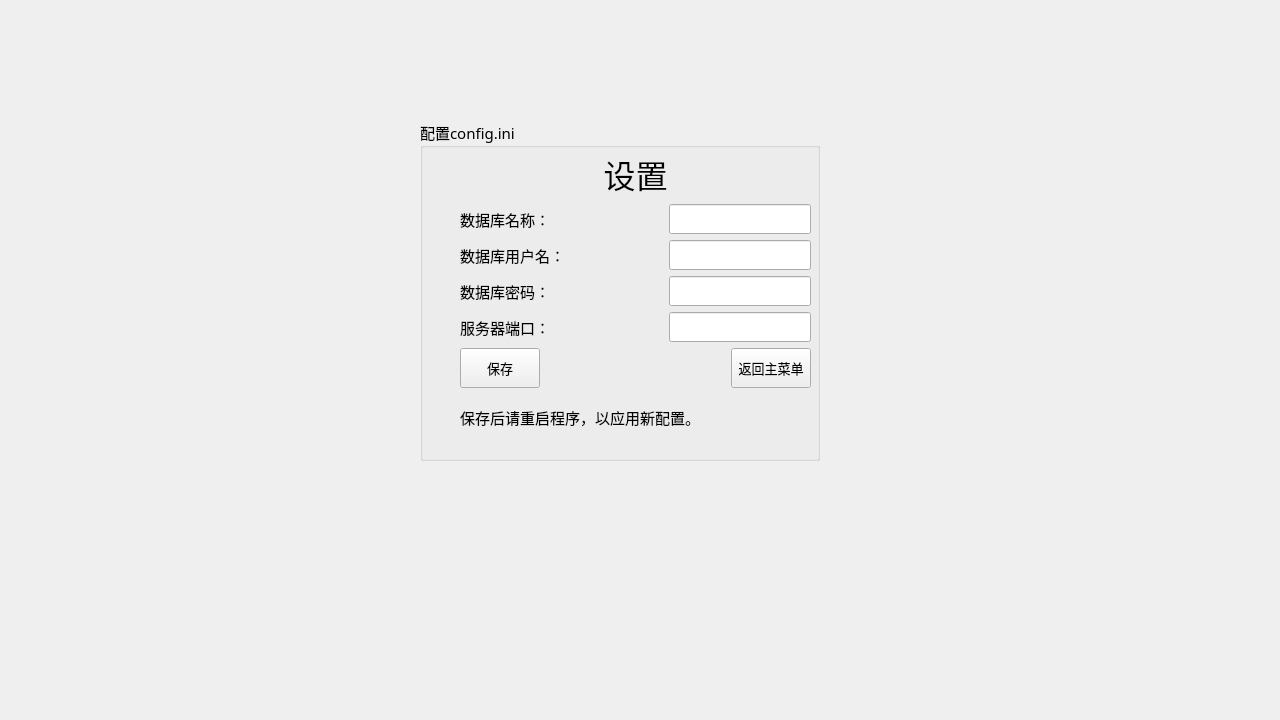
Above: server/config.ui from AlanForeverAi/Exams before the change. Below: the same form after it.
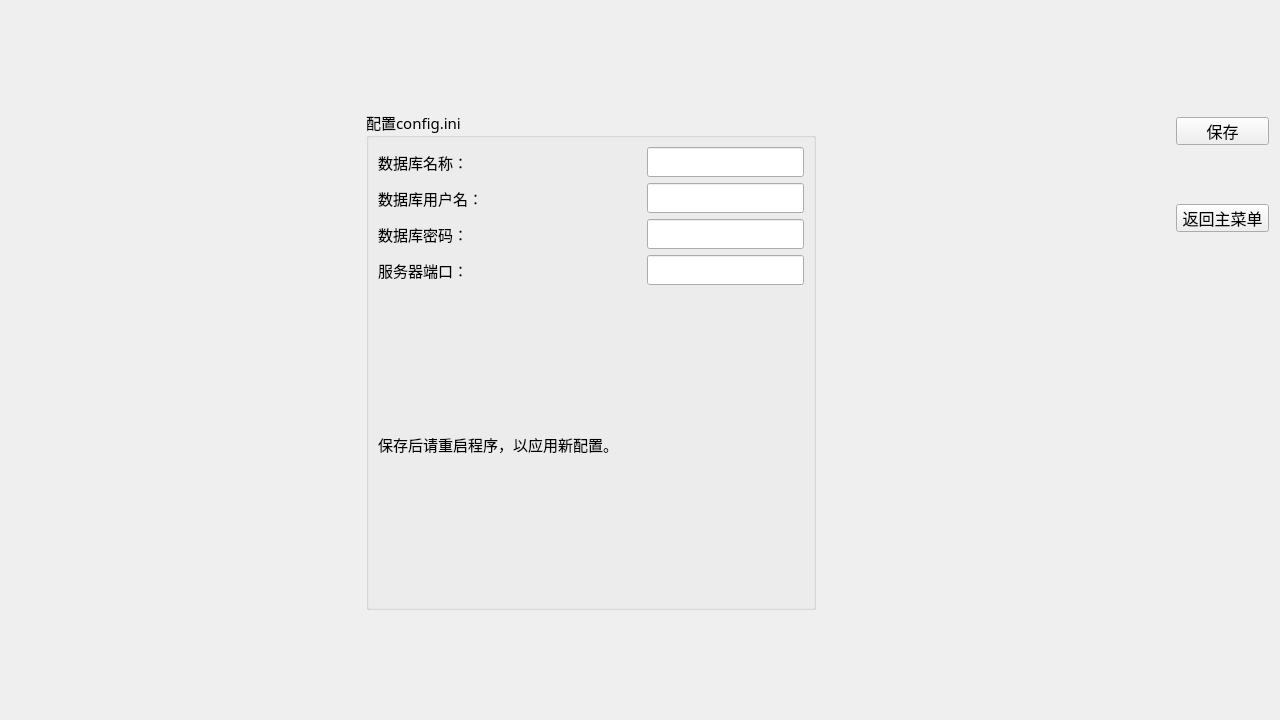
That is the form after the change.

What changed in the file:
```diff
--- a/server/config.ui
+++ b/server/config.ui
@@ -28,25 +28,40 @@
   <property name="styleSheet">
    <string notr="true"/>
   </property>
+  <layout class="QGridLayout" name="gridLayout_2">
+   <item row="0" column="0">
+    <layout class="QHBoxLayout" name="horizontalLayout_5">
+     <item>
+      <spacer name="horizontalSpacer">
+       <property name="orientation">
+        <enum>Qt::Horizontal</enum>
+       </property>
+       <property name="sizeHint" stdset="0">
+        <size>
+         <width>40</width>
+         <height>20</height>
+        </size>
+       </property>
+      </spacer>
+     </item>
+     <item>
   <widget class="QGroupBox" name="groupBox">
-   <property name="geometry">
-    <rect>
-     <x>420</x>
-     <y>120</y>
-     <width>400</width>
-     <height>341</height>
-    </rect>
-   </property>
    <property name="sizePolicy">
     <sizepolicy hsizetype="Fixed" vsizetype="Fixed">
      <horstretch>0</horstretch>
      <verstretch>0</verstretch>
     </sizepolicy>
    </property>
+       <property name="minimumSize">
+        <size>
+         <width>450</width>
+         <height>500</height>
+        </size>
+       </property>
    <property name="maximumSize">
     <size>
-     <width>400</width>
-     <height>16777215</height>
+         <width>450</width>
+         <height>500</height>
     </size>
    </property>
    <property name="font">
@@ -58,32 +73,9 @@
    <property name="title">
     <string>配置config.ini</string>
    </property>
-   <widget class="QWidget" name="layoutWidget">
-    <property name="geometry">
-     <rect>
-      <x>40</x>
-      <y>30</y>
-      <width>351</width>
-      <height>290</height>
-     </rect>
-    </property>
+       <layout class="QGridLayout" name="gridLayout">
+        <item row="0" column="0">
     <layout class="QVBoxLayout" name="verticalLayout">
-     <item>
-      <widget class="QLabel" name="label">
-       <property name="font">
-        <font>
-         <family>微软雅黑</family>
-         <pointsize>24</pointsize>
-        </font>
-       </property>
-       <property name="text">
-        <string>设置</string>
-       </property>
-       <property name="alignment">
-        <set>Qt::AlignCenter</set>
-       </property>
-      </widget>
-     </item>
      <item>
       <layout class="QHBoxLayout" name="horizontalLayout">
        <item>
@@ -221,18 +213,83 @@
       </layout>
      </item>
      <item>
-      <layout class="QHBoxLayout" name="horizontalLayout_5">
+           <widget class="QLabel" name="label_6">
+            <property name="text">
+             <string>保存后请重启程序，以应用新配置。</string>
+            </property>
+           </widget>
+          </item>
+         </layout>
+        </item>
+       </layout>
+      </widget>
+     </item>
+     <item>
+      <spacer name="horizontalSpacer_2">
+       <property name="orientation">
+        <enum>Qt::Horizontal</enum>
+       </property>
+       <property name="sizeHint" stdset="0">
+        <size>
+         <width>40</width>
+         <height>20</height>
+        </size>
+       </property>
+      </spacer>
+     </item>
+    </layout>
+   </item>
+   <item row="0" column="1">
+    <layout class="QVBoxLayout" name="verticalLayout_2">
+     <item>
+      <spacer name="verticalSpacer">
+       <property name="orientation">
+        <enum>Qt::Vertical</enum>
+       </property>
+       <property name="sizeHint" stdset="0">
+        <size>
+         <width>20</width>
+         <height>40</height>
+        </size>
+       </property>
+      </spacer>
+     </item>
+     <item>
+      <spacer name="verticalSpacer_2">
+       <property name="orientation">
+        <enum>Qt::Vertical</enum>
+       </property>
+       <property name="sizeHint" stdset="0">
+        <size>
+         <width>20</width>
+         <height>40</height>
+        </size>
+       </property>
+      </spacer>
+     </item>
        <item>
         <widget class="QPushButton" name="pushButton_save">
+       <property name="sizePolicy">
+        <sizepolicy hsizetype="Fixed" vsizetype="Fixed">
+         <horstretch>0</horstretch>
+         <verstretch>0</verstretch>
+        </sizepolicy>
+       </property>
          <property name="minimumSize">
           <size>
-           <width>80</width>
-           <height>40</height>
+         <width>93</width>
+         <height>28</height>
+        </size>
+       </property>
+       <property name="maximumSize">
+        <size>
+         <width>93</width>
+         <height>28</height>
           </size>
          </property>
          <property name="font">
           <font>
-           <pointsize>10</pointsize>
+         <pointsize>12</pointsize>
           </font>
          </property>
          <property name="text">
@@ -241,14 +298,14 @@
         </widget>
        </item>
        <item>
-        <spacer name="horizontalSpacer_3">
+      <spacer name="verticalSpacer_4">
          <property name="orientation">
-          <enum>Qt::Horizontal</enum>
+        <enum>Qt::Vertical</enum>
          </property>
          <property name="sizeHint" stdset="0">
           <size>
-           <width>40</width>
-           <height>20</height>
+         <width>20</width>
+         <height>40</height>
           </size>
          </property>
         </spacer>
@@ -257,13 +314,19 @@
         <widget class="QPushButton" name="pushButton_back">
          <property name="minimumSize">
           <size>
-           <width>80</width>
-           <height>40</height>
+         <width>93</width>
+         <height>28</height>
+        </size>
+       </property>
+       <property name="maximumSize">
+        <size>
+         <width>93</width>
+         <height>28</height>
           </size>
          </property>
          <property name="font">
           <font>
-           <pointsize>10</pointsize>
+         <pointsize>12</pointsize>
           </font>
          </property>
          <property name="text">
@@ -280,18 +343,126 @@
          </property>
         </widget>
        </item>
-      </layout>
+     <item>
+      <spacer name="verticalSpacer_3">
+       <property name="orientation">
+        <enum>Qt::Vertical</enum>
+       </property>
+       <property name="sizeHint" stdset="0">
+        <size>
+         <width>20</width>
+         <height>40</height>
+        </size>
+       </property>
+      </spacer>
      </item>
      <item>
-      <widget class="QLabel" name="label_6">
-       <property name="text">
-        <string>保存后请重启程序，以应用新配置。</string>
+      <spacer name="verticalSpacer_8">
+       <property name="orientation">
+        <enum>Qt::Vertical</enum>
        </property>
-      </widget>
+       <property name="sizeHint" stdset="0">
+        <size>
+         <width>20</width>
+         <height>40</height>
+        </size>
+       </property>
+      </spacer>
      </item>
+     <item>
+      <spacer name="verticalSpacer_10">
+       <property name="orientation">
+        <enum>Qt::Vertical</enum>
+       </property>
+       <property name="sizeHint" stdset="0">
+        <size>
+         <width>20</width>
+         <height>40</height>
+        </size>
+       </property>
+      </spacer>
+     </item>
+     <item>
+      <spacer name="verticalSpacer_5">
+       <property name="orientation">
+        <enum>Qt::Vertical</enum>
+       </property>
+       <property name="sizeHint" stdset="0">
+        <size>
+         <width>20</width>
+         <height>40</height>
+        </size>
+       </property>
+      </spacer>
+     </item>
+     <item>
+      <spacer name="verticalSpacer_12">
+       <property name="orientation">
+        <enum>Qt::Vertical</enum>
+       </property>
+       <property name="sizeHint" stdset="0">
+        <size>
+         <width>20</width>
+         <height>40</height>
+        </size>
+       </property>
+      </spacer>
+     </item>
+     <item>
+      <spacer name="verticalSpacer_9">
+       <property name="orientation">
+        <enum>Qt::Vertical</enum>
+       </property>
+       <property name="sizeHint" stdset="0">
+        <size>
+         <width>20</width>
+         <height>40</height>
+        </size>
+       </property>
+      </spacer>
+     </item>
+     <item>
+      <spacer name="verticalSpacer_11">
+       <property name="orientation">
+        <enum>Qt::Vertical</enum>
+       </property>
+       <property name="sizeHint" stdset="0">
+        <size>
+         <width>20</width>
+         <height>40</height>
+        </size>
+       </property>
+      </spacer>
+     </item>
+     <item>
+      <spacer name="verticalSpacer_6">
+       <property name="orientation">
+        <enum>Qt::Vertical</enum>
+       </property>
+       <property name="sizeHint" stdset="0">
+        <size>
+         <width>20</width>
+         <height>40</height>
+        </size>
+       </property>
+      </spacer>
+     </item>
+     <item>
+      <spacer name="verticalSpacer_7">
+       <property name="orientation">
+        <enum>Qt::Vertical</enum>
+       </property>
+       <property name="sizeHint" stdset="0">
+        <size>
+         <width>20</width>
+         <height>40</height>
+        </size>
+       </property>
+      </spacer>
+     </item>
     </layout>
-   </widget>
-  </widget>
+   </item>
+  </layout>
  </widget>
  <resources/>
  <connections/>
```
Lines whose indentation alone changed are shown as unchanged.
